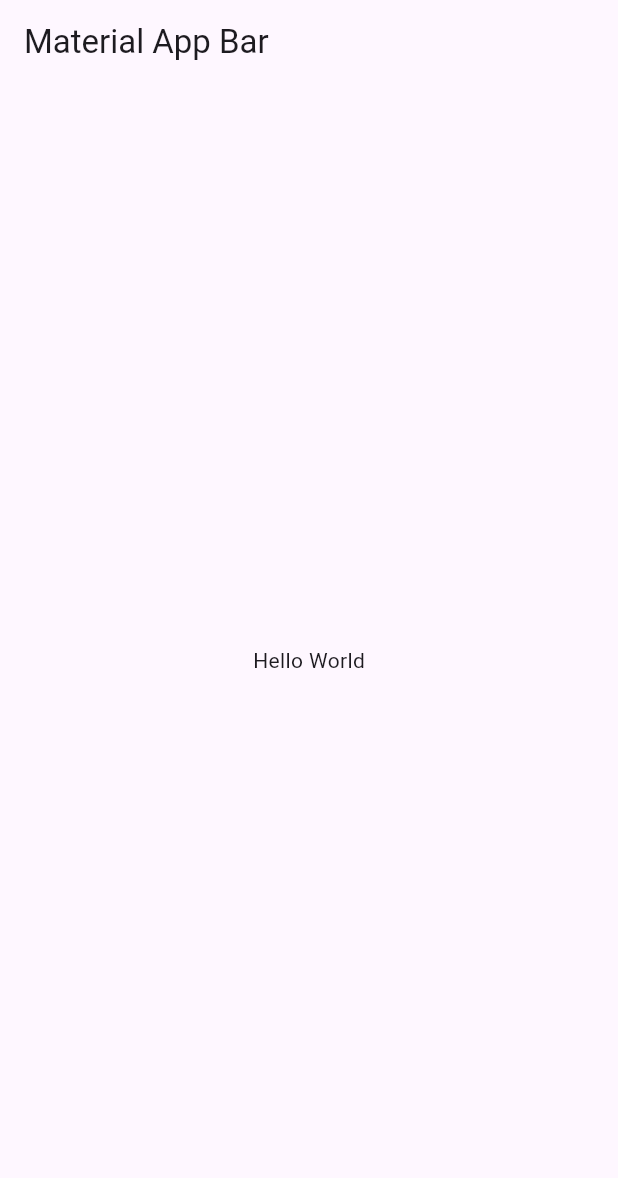
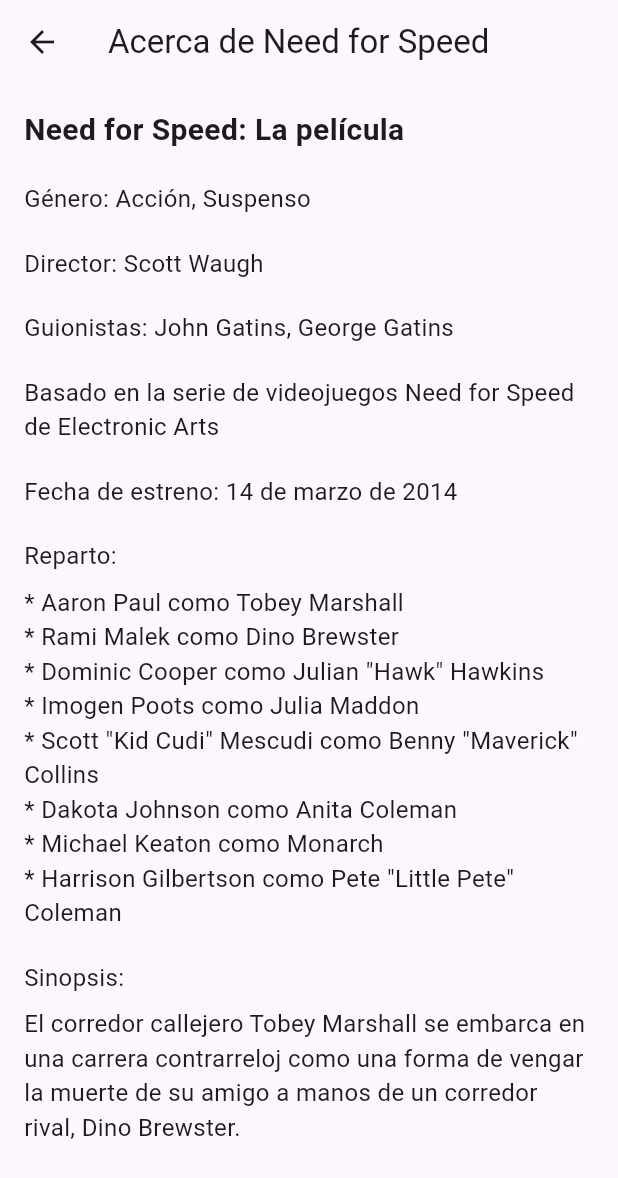
Before and after one commit to theboxPE/needforspeed, a Flutter app: the screen it shows after launch, in the side drawer, after a tap on "Acerca De", on a phone screen of 412 x 824 dp. Shown: the top 1178 px of the screen. Run offline on Flutter 3.47's test engine with Material 3 defaults, Android fonts, the phone set to English and light mode, and no system bars.

Commit message:
acercade

```diff
--- a/lib/acercade.dart
+++ b/lib/acercade.dart
@@ -6,14 +6,98 @@
 
   @override
   Widget build(BuildContext context) {
-    return MaterialApp(
-      title: 'Material App',
-      home: Scaffold(
-        appBar: AppBar(
-          title: const Text('Material App Bar'),
-        ),
-        body: const Center(
-          child: Text('Hello World'),
+    return Scaffold(
+      appBar: AppBar(
+        title: const Text('Acerca de Need for Speed'),
+      ),
+      body: const SingleChildScrollView(
+        child: Padding(
+          padding: EdgeInsets.all(16.0),
+          child: Column(
+            crossAxisAlignment: CrossAxisAlignment.start,
+            children: <Widget>[
+              Text(
+                'Need for Speed: La película',
+                style: TextStyle(
+                  fontSize: 20.0,
+                  fontWeight: FontWeight.bold,
+                ),
+              ),
+              SizedBox(height: 20.0),
+              Text(
+                'Género: Acción, Suspenso',
+                style: TextStyle(fontSize: 16.0),
+              ),
+              SizedBox(height: 20.0),
+              Text(
+                'Director: Scott Waugh',
+                style: TextStyle(fontSize: 16.0),
+              ),
+              SizedBox(height: 20.0),
+              Text(
+                'Guionistas: John Gatins, George Gatins',
+                style: TextStyle(fontSize: 16.0),
+              ),
+              SizedBox(height: 20.0),
+              Text(
+                'Basado en la serie de videojuegos Need for Speed de Electronic Arts',
+                style: TextStyle(fontSize: 16.0),
+              ),
+              SizedBox(height: 20.0),
+              Text(
+                'Fecha de estreno: 14 de marzo de 2014',
+                style: TextStyle(fontSize: 16.0),
+              ),
+              SizedBox(height: 20.0),
+              Text(
+                'Reparto:',
+                style: TextStyle(fontSize: 16.0),
+              ),
+              SizedBox(height: 8.0),
+              Text(
+                '* Aaron Paul como Tobey Marshall',
+                style: TextStyle(fontSize: 16.0),
+              ),
+              Text(
+                '* Rami Malek como Dino Brewster',
+                style: TextStyle(fontSize: 16.0),
+              ),
+              Text(
+                '* Dominic Cooper como Julian "Hawk" Hawkins',
+                style: TextStyle(fontSize: 16.0),
+              ),
+              Text(
+                '* Imogen Poots como Julia Maddon',
+                style: TextStyle(fontSize: 16.0),
+              ),
+              Text(
+                '* Scott "Kid Cudi" Mescudi como Benny "Maverick" Collins',
+                style: TextStyle(fontSize: 16.0),
+              ),
+              Text(
+                '* Dakota Johnson como Anita Coleman',
+                style: TextStyle(fontSize: 16.0),
+              ),
+              Text(
+                '* Michael Keaton como Monarch',
+                style: TextStyle(fontSize: 16.0),
+              ),
+              Text(
+                '* Harrison Gilbertson como Pete "Little Pete" Coleman',
+                style: TextStyle(fontSize: 16.0),
+              ),
+              SizedBox(height: 20.0),
+              Text(
+                'Sinopsis:',
+                style: TextStyle(fontSize: 16.0),
+              ),
+              SizedBox(height: 8.0),
+              Text(
+                'El corredor callejero Tobey Marshall se embarca en una carrera contrarreloj como una forma de vengar la muerte de su amigo a manos de un corredor rival, Dino Brewster.',
+                style: TextStyle(fontSize: 16.0),
+              ),
+            ],
+          ),
         ),
       ),
     );
```
